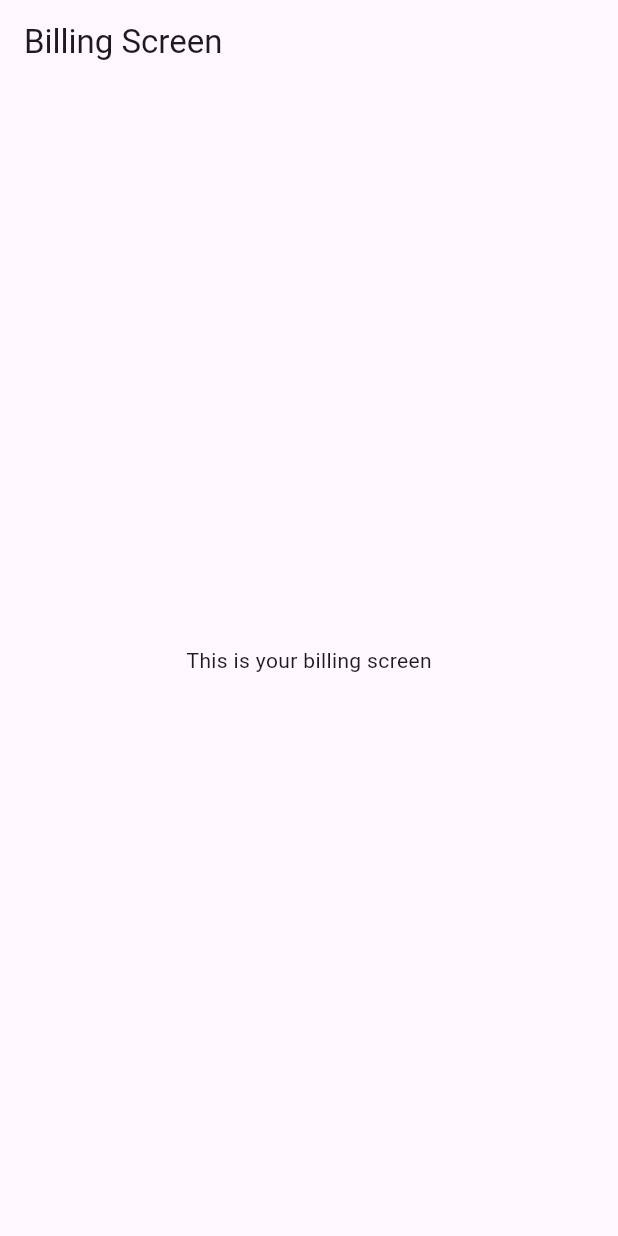
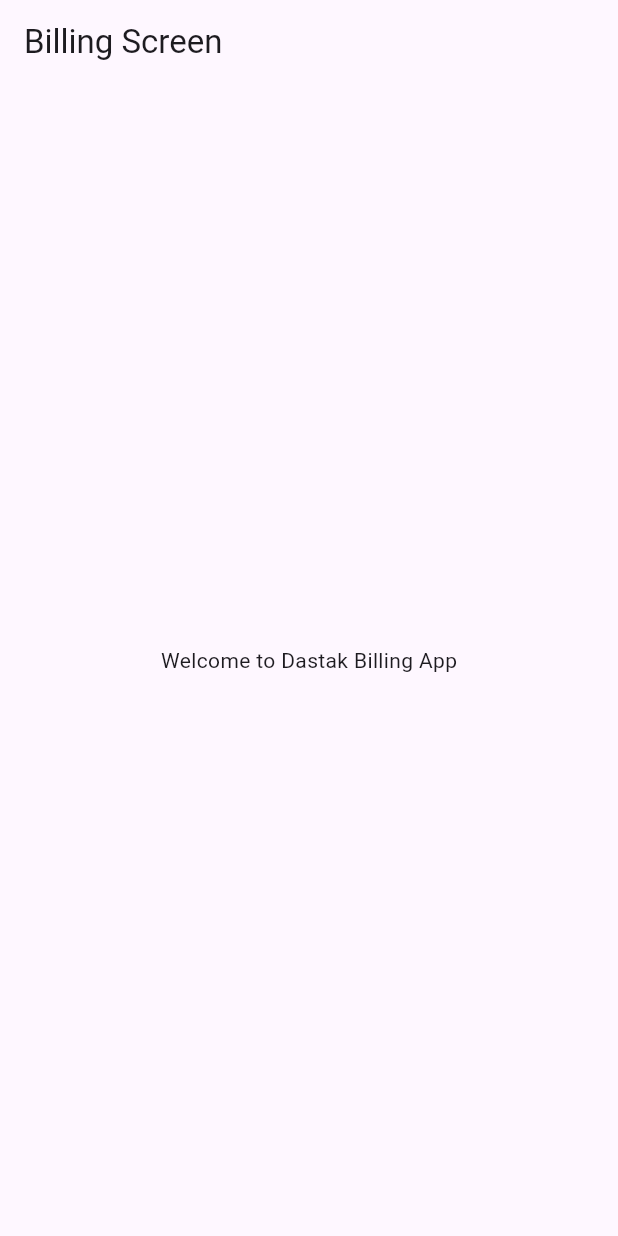
Before and after one commit to aaryan07781/dastak-gland, a Flutter app: the screen it shows after launch, on a phone screen of 412 x 824 dp. Run offline on Flutter 3.47's test engine with Material 3 defaults, Android fonts, the phone set to English and light mode, and no system bars.

Commit message:
Add files via upload

```diff
--- a/lib/billing_screen.dart
+++ b/lib/billing_screen.dart
@@ -7,7 +7,7 @@ class BillingScreen extends StatelessWidget {
   Widget build(BuildContext context) {
     return Scaffold(
       appBar: AppBar(title: const Text("Billing Screen")),
-      body: const Center(child: Text("This is your billing screen")),
+      body: const Center(child: Text("Welcome to Dastak Billing App")),
     );
   }
 }
--- a/lib/main.dart
+++ b/lib/main.dart
@@ -11,8 +11,10 @@ class MyApp extends StatelessWidget {
   @override
   Widget build(BuildContext context) {
     return MaterialApp(
-      title: 'Dastak Billing App',
-      theme: ThemeData(primarySwatch: Colors.indigo),
+      title: 'Dastak Billing',
+      theme: ThemeData(
+        primarySwatch: Colors.blue,
+      ),
       home: const BillingScreen(),
     );
   }
```
Also changed, not shown: 5 other files.
